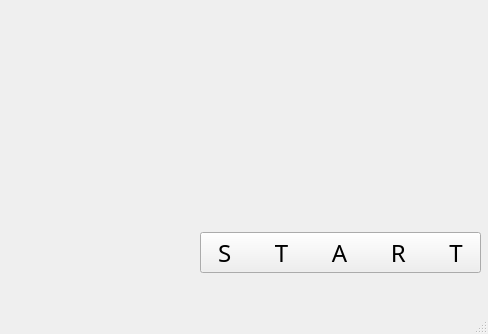
Qt form SpaceInvaders/mainmenu.ui (josfire18/SpaceInvaders) before a commit.
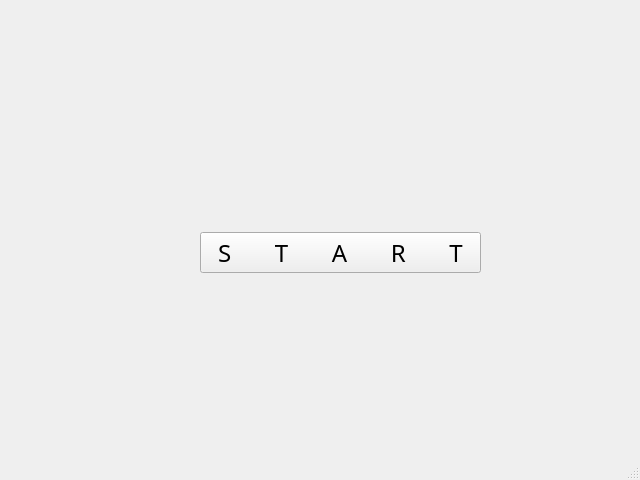
The same form after that commit.

```diff
--- a/SpaceInvaders/mainmenu.ui
+++ b/SpaceInvaders/mainmenu.ui
@@ -6,8 +6,8 @@
    <rect>
     <x>0</x>
     <y>0</y>
-    <width>488</width>
-    <height>334</height>
+    <width>640</width>
+    <height>480</height>
    </rect>
   </property>
   <property name="sizePolicy">
@@ -16,6 +16,18 @@
     <verstretch>0</verstretch>
    </sizepolicy>
   </property>
+  <property name="minimumSize">
+   <size>
+    <width>640</width>
+    <height>480</height>
+   </size>
+  </property>
+  <property name="maximumSize">
+   <size>
+    <width>640</width>
+    <height>480</height>
+   </size>
+  </property>
   <property name="windowTitle">
    <string>MainMenu</string>
   </property>
```
Left out of the diff: 4 changed lines with no effect on the pictures.
